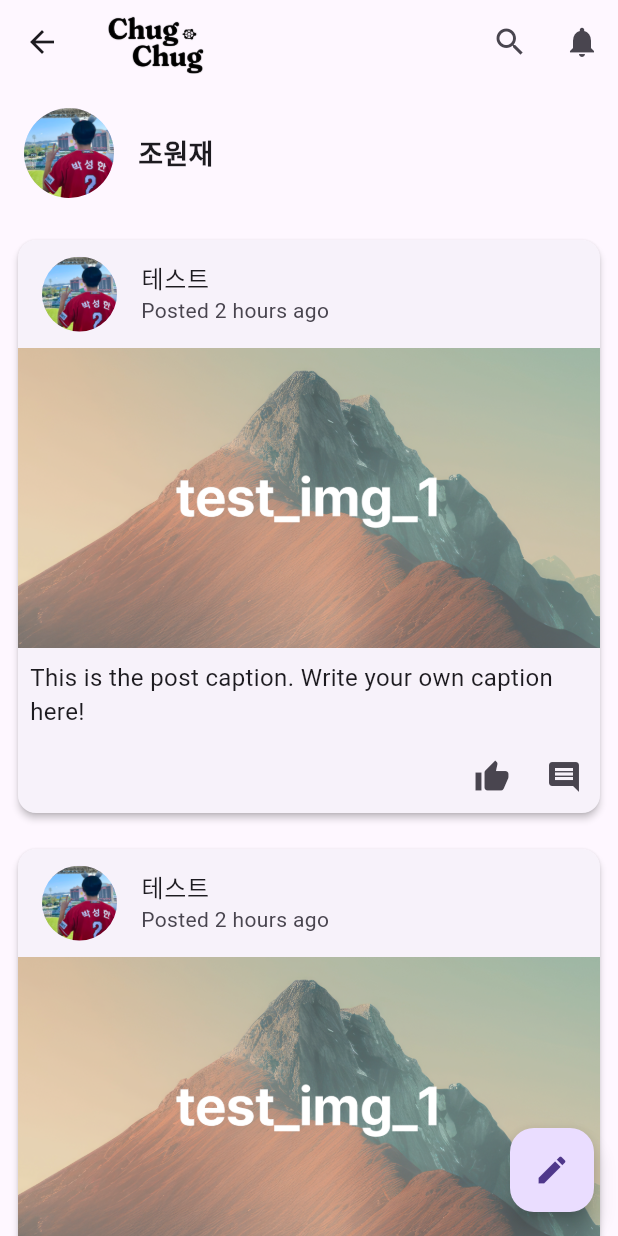
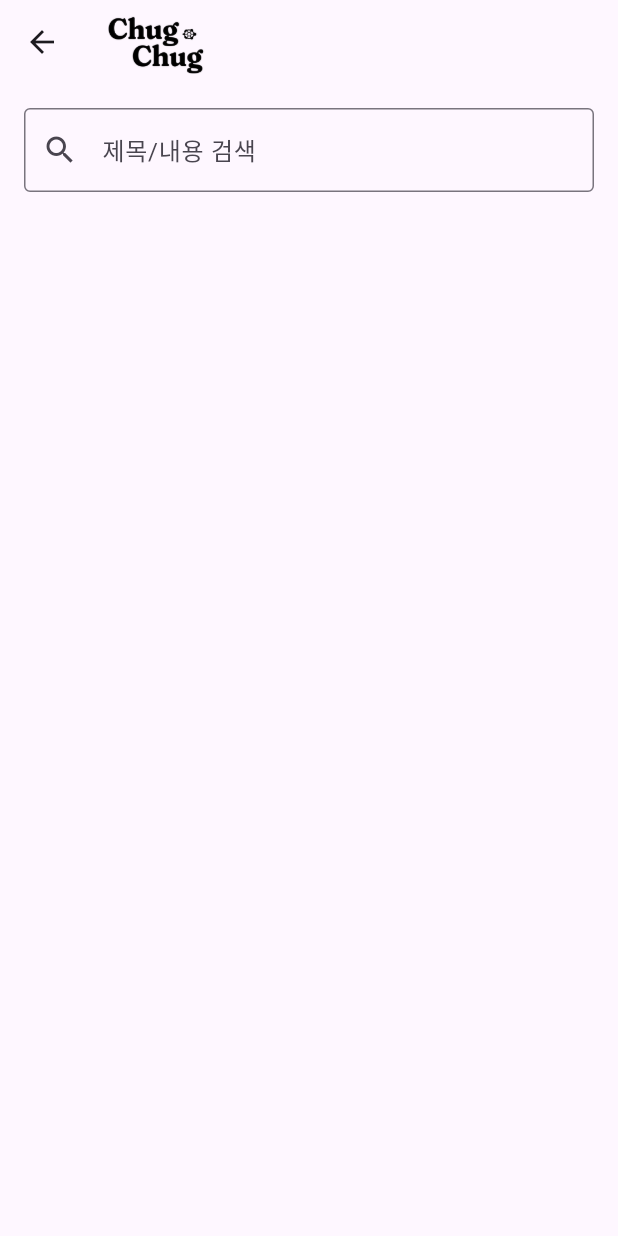
Before and after one commit to jhj04/ChugChug, a Flutter app: the screen it shows after launch, item 3 of the bottom bar chosen, after a tap on the "search" icon, on a phone screen of 412 x 824 dp. Run offline on Flutter 3.47's test engine with Material 3 defaults, Android fonts, the light colour scheme and no system bars.

Commit message:
Added Post Search Page & Notification Page

```diff
--- a/lib/Community.dart
+++ b/lib/Community.dart
@@ -1,5 +1,7 @@
+import 'package:chugchug/Community/CommunityNotifications.dart';
+import 'package:chugchug/Community/PostSearchPage.dart';
 import 'package:flutter/material.dart';
-import 'PostDetailPage.dart'; // Import your PostDetailPage.dart file here
+import 'Community/PostDetailPage.dart'; // Import your PostDetailPage.dart file here
 
 class CommunityPage extends StatelessWidget {
   @override
@@ -12,15 +14,25 @@ class CommunityPage extends StatelessWidget {
           IconButton(
             icon: Icon(Icons.search),
             onPressed: () {
-              // Handle search button press
-              print('Search Button Pressed');
+              // Navigate to the PostSearchPage when the search button is pressed
+              Navigator.push(
+                context,
+                MaterialPageRoute(
+                  builder: (context) => PostSearchPage(),
+                ),
+              );
             },
           ),
           IconButton(
             icon: Icon(Icons.notifications),
             onPressed: () {
               // Handle notification button press
-              print('Notification Button Pressed');
+              Navigator.push(
+                context,
+                MaterialPageRoute(
+                  builder: (context) => CommunityNotificationsPage(),
+                ),
+              );
             },
           ),
         ],
--- /dev/null
+++ b/lib/Community/PostSearchPage.dart
@@ -0,0 +1,40 @@
+import 'package:flutter/material.dart';
+
+class PostSearchPage extends StatelessWidget {
+  @override
+  Widget build(BuildContext context) {
+    return Scaffold(
+      appBar: AppBar(
+        centerTitle: false, // Left-align the title
+        title: Image.asset('assets/chugchug.png', fit: BoxFit.contain, height: 50,),
+      ),
+      body: Padding(
+        padding: const EdgeInsets.all(16.0),
+        child: Column(
+          crossAxisAlignment: CrossAxisAlignment.start,
+          children: [
+            TextField(
+              decoration: InputDecoration(
+                labelText: '제목/내용 검색',
+                prefixIcon: Icon(Icons.search),
+                border: OutlineInputBorder(),
+              ),
+            ),
+            SizedBox(height: 16),
+            Expanded(
+              child: ListView.builder(
+                itemCount: 0, // Replace with the actual number of search results
+                itemBuilder: (context, index) {
+                  return ListTile(
+                    title: Text('Search Result $index'),
+                    // Handle tapping on search results if needed
+                  );
+                },
+              ),
+            ),
+          ],
+        ),
+      ),
+    );
+  }
+}
```
Also changed, not shown: lib/Community/CommunityNotifications.dart (added, +28 -0 lines), lib/Community/PostDetailPage.dart (renamed from lib/PostDetailPage.dart).
